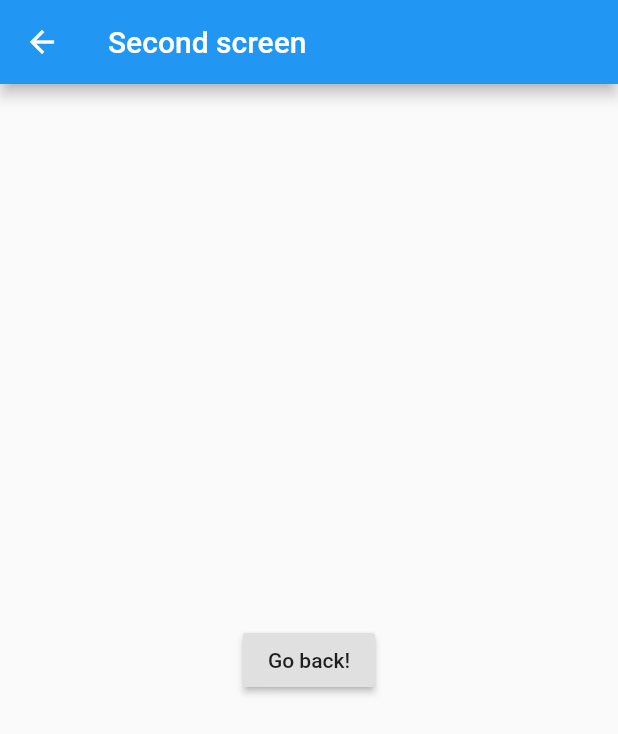
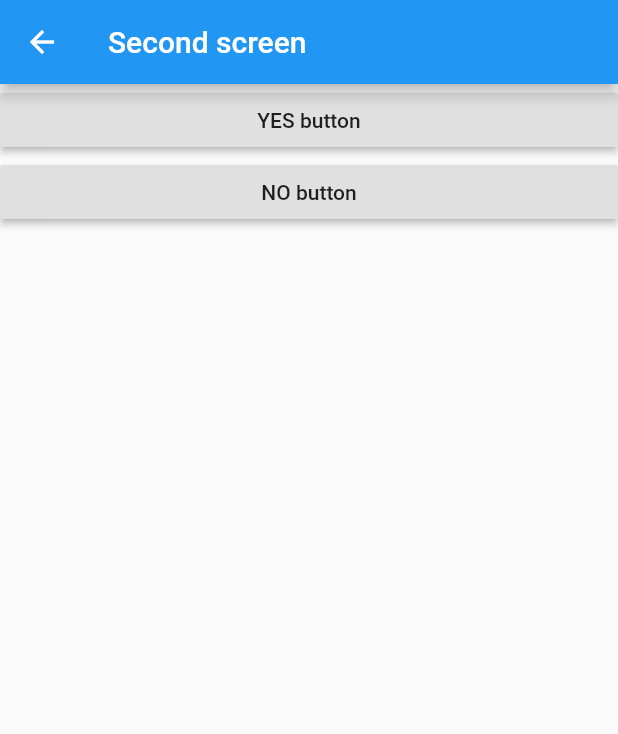
Before and after one commit to abhi3011/FlutterAppTest, a Flutter app: the screen it shows after launch, scrolled down 270 dp, after a tap on "Navigate", on a phone screen of 412 x 824 dp. Shown: the top 734 px of the screen. Run offline on Flutter 3.47's test engine with Material 2 defaults, Android fonts, the phone set to English and light mode, and no system bars.

Commit message:
adding named routes and changes for getting data from a route

```diff
--- a/lib/main.dart
+++ b/lib/main.dart
@@ -4,6 +4,21 @@ import 'package:flutter/material.dart';
 void main() => runApp(MyApp());
 
 class MyApp extends StatelessWidget {
+  @override
+  Widget build(BuildContext buildContext) {
+    return MaterialApp(
+      title: 'Flutter layout',
+      initialRoute: '/',
+      routes: {
+        '/': (buildContext) => HomeScreen(),
+        '/second': (buildContext) => SecondScreen()
+      },
+      theme: ThemeData.light(),
+    );
+  }
+}
+
+class HomeScreen extends StatelessWidget {
   /// Create the button
   static Column _buildButtonColumn(Color color, IconData icon, String label) {
     return Column(
@@ -23,7 +38,7 @@ class MyApp extends StatelessWidget {
     );
   }
 
-  Widget _buttonSection = Container(
+  Widget buttonSection = Container(
     child: Row(
       mainAxisAlignment: MainAxisAlignment.spaceEvenly,
       children: <Widget>[
@@ -35,7 +50,7 @@ class MyApp extends StatelessWidget {
   );
 
   /// Create the title widget
-  Widget _titleWidget = Container(
+  Widget titleWidget = Container(
     padding: const EdgeInsets.all(32),
     child: Row(
       children: <Widget>[
@@ -59,7 +74,7 @@ class MyApp extends StatelessWidget {
     ),
   );
 
-  Widget _textSection = Container(
+  Widget textSection = Container(
     padding: const EdgeInsets.all(32),
     child: Text(
       'Lake Oeschinen lies at the foot of the Blüemlisalp in the Bernese '
@@ -73,31 +88,22 @@ class MyApp extends StatelessWidget {
   );
 
   @override
-  Widget build(BuildContext buildContext) {
-    return MaterialApp(
-      title: 'Flutter layout',
-      home: Scaffold(
-          drawer: Drawer(
-            child: DrawerParent(),
-          ),
-          appBar: AppBar(
-            title: Text('Test app'),
-          ),
-          body: ListView(
-            children: <Widget>[
+  Widget build(BuildContext context) {
+    return Scaffold(
+      drawer: DrawerParent(),
+      appBar: AppBar(title: Text('App bar')),
+      body: ListView(children: [
         Image.asset(
           'images/1.jpg',
           width: 600,
           height: 640,
           fit: BoxFit.cover,
         ),
-              _titleWidget,
-              _buttonSection,
-              _textSection,
-              FirstScreen()
-            ],
-          )),
-      theme: ThemeData.light(),
+        titleWidget,
+        buttonSection,
+        textSection,
+        FirstNavigationButton(),
+      ]),
     );
   }
 }
@@ -165,17 +171,27 @@ class _StarState extends State<Star> {
   }
 }
 
-class FirstScreen extends StatelessWidget {
+class FirstNavigationButton extends StatelessWidget {
+  _navigateToSecondScreen(BuildContext context) async {
+    final result = await Navigator.push(
+      context,
+      MaterialPageRoute(builder: (context) => SecondScreen()),
+    );
+
+    final snackBar = SnackBar(
+      duration: Duration(seconds: 1),
+      content: Text('$result'),
+    );
+    Scaffold.of(context).showSnackBar(snackBar);
+  }
+
   @override
   Widget build(BuildContext context) {
     return Container(
       child: FlatButton(
           child: Text('Navigate'),
           onPressed: () {
-            Navigator.push(
-              context,
-              MaterialPageRoute(builder: (context) => SecondScreen()),
-            );
+            _navigateToSecondScreen(context);
           }),
     );
   }
@@ -188,14 +204,20 @@ class SecondScreen extends StatelessWidget {
       appBar: AppBar(
         title: Text("Second screen"),
       ),
-      body: Center(
-        child: RaisedButton(
+      body: ListView(children: <Widget>[
+        RaisedButton(
+          child: Text('YES button'),
           onPressed: () {
-            Navigator.pop(context);
+            Navigator.pop(context, 'YES pressed!');
           },
-          child: Text('Go back!'),
         ),
+        RaisedButton(
+          child: Text('NO button'),
+          onPressed: () {
+            Navigator.pop(context, 'NO pressed!');
+          },
         ),
+      ]),
     );
   }
 }
```
Also changed, not shown: 2 other files. Lines whose indentation alone changed are shown as unchanged.
